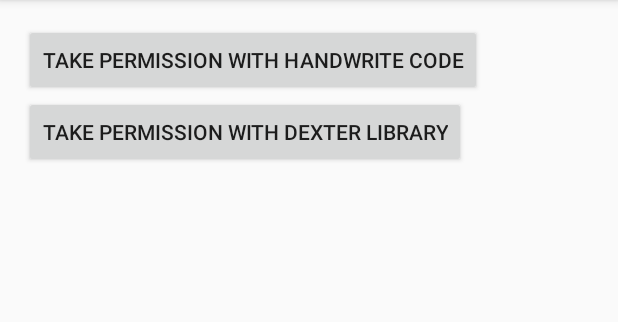
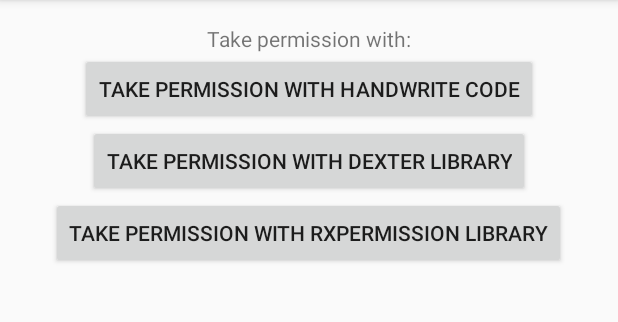
Before and after one commit to FlatstackSchool/android-examples, an Android app: the screen it shows after launch (MainActivity), on a phone screen of 412 x 824 dp, the part 84-406 px from its top. Run offline under Robolectric (Android 15) with nearby library versions, the phone set to English and light mode, and no system bars; our stand-ins replace ButterKnife; libraries missing offline, so code that uses them is left out: com.karumi.dexter; 1 statement that could not run was skipped.

Commit message:
prettify main screen

```diff
--- a/PermissionExample/app/src/main/res/layout/activity_main.xml
+++ b/PermissionExample/app/src/main/res/layout/activity_main.xml
@@ -8,17 +8,35 @@
     android:paddingLeft="@dimen/activity_horizontal_margin"
     android:paddingRight="@dimen/activity_horizontal_margin"
     android:paddingTop="@dimen/activity_vertical_margin"
-    tools:context=".activities.MainActivity">
+    tools:context=".activities.MainActivity"
+              android:gravity="center_horizontal"
+    >
+
+    <TextView
+        android:layout_width="wrap_content"
+        android:layout_height="wrap_content"
+        android:layout_gravity="center"
+        android:text="@string/main_label_take_permission_with"
+        />
 
     <Button
-        android:id="@+id/btn_native"
+        android:id="@+id/btn_custom"
         android:layout_width="wrap_content"
         android:layout_height="wrap_content"
-        android:text="@string/native_version" />
+        android:text="@string/native_version"
+        />
 
     <Button
-        android:id="@+id/btn_library"
+        android:id="@+id/btn_dexter"
         android:layout_width="wrap_content"
         android:layout_height="wrap_content"
-        android:text="@string/library_version" />
+        android:text="@string/library_version"
+        />
+
+    <Button
+        android:id="@+id/btn_rx_permission"
+        android:layout_width="wrap_content"
+        android:layout_height="wrap_content"
+        android:text="@string/main_label_take_with_rxpermission"
+        />
 </LinearLayout>
```
